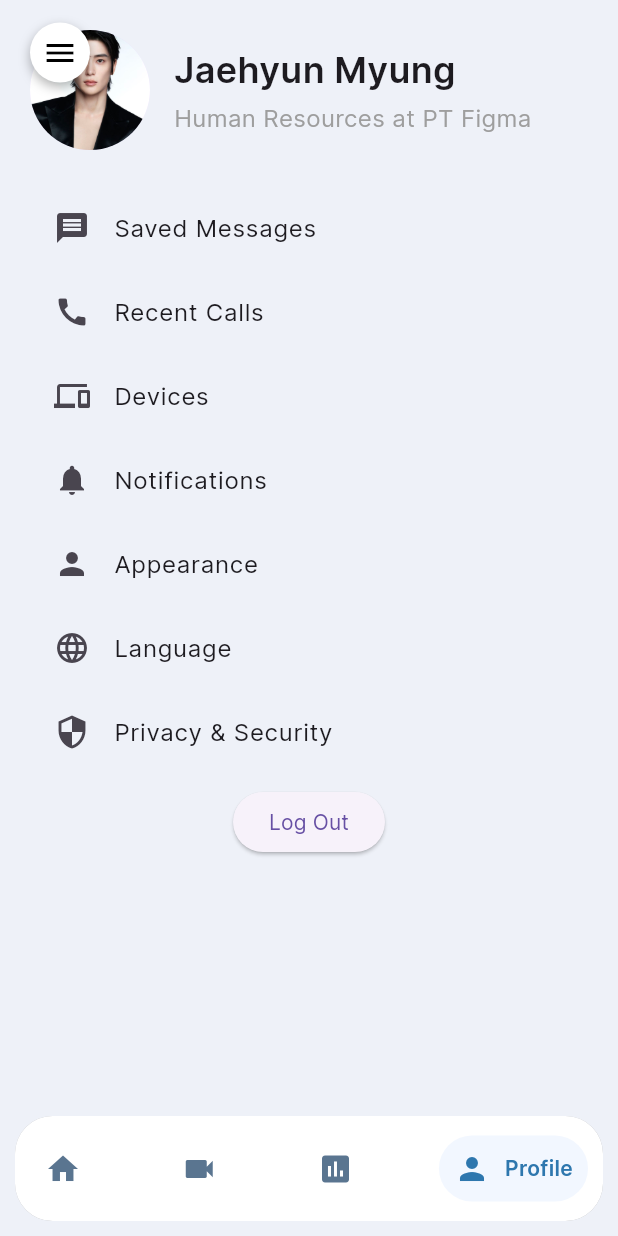
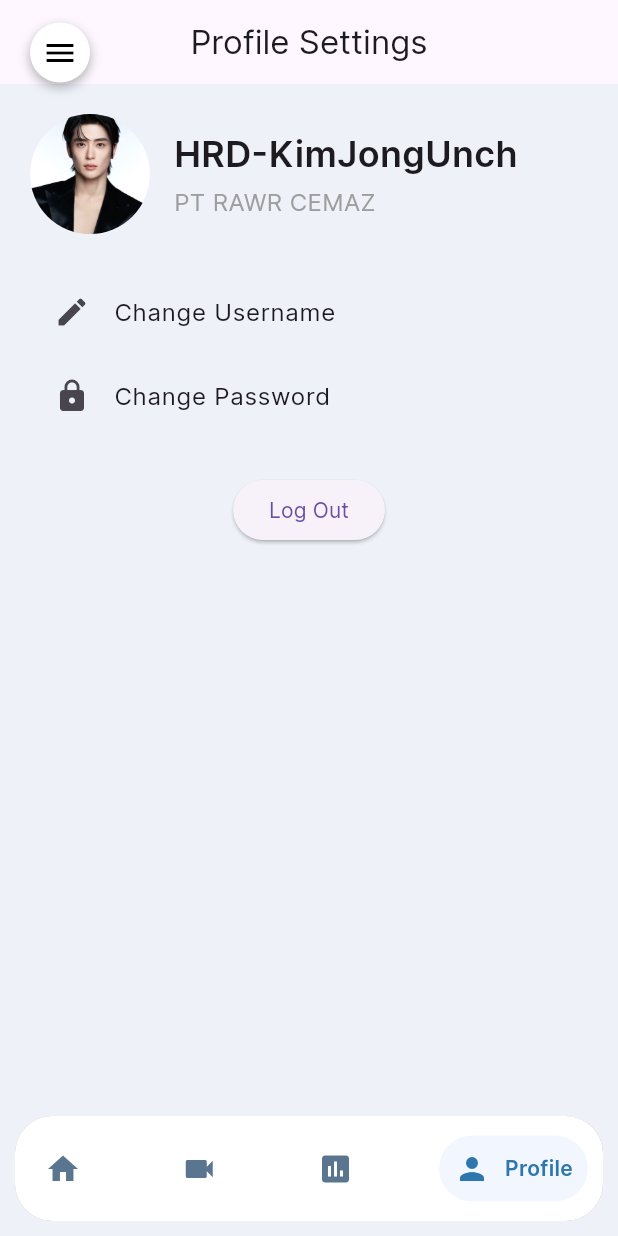
Before and after one commit to integer-class/PegalBasedLearning, a Flutter app: the screen it shows after launch, item 4 of the bottom bar chosen, on a phone screen of 412 x 824 dp. Run offline on Flutter 3.47's test engine with Material 3 defaults, Android fonts, the phone set to English and light mode, and no system bars; drawn by our look-alikes of google_nav_bar; our stand-ins replace camera, flutter_svg, pie_chart, rive; network calls fail.

Commit message:
fix: Profile page

```diff
--- a/expriview/lib/views/profile_page.dart
+++ b/expriview/lib/views/profile_page.dart
@@ -6,6 +6,10 @@ class ProfilePage extends StatelessWidget {
   @override
   Widget build(BuildContext context) {
     return Scaffold(
+      appBar: AppBar(
+        title: const Text('Profile Settings'),
+        centerTitle: true,
+      ),
       body: Padding(
         padding: const EdgeInsets.all(20),
         child: SingleChildScrollView(
@@ -19,12 +23,12 @@ class ProfilePage extends StatelessWidget {
                     radius: 40,
                     backgroundImage: AssetImage('assets/profile_image.jpg'),
                   ),
-                  SizedBox(width: 16.0), // Jarak antara avatar dan teks
+                  SizedBox(width: 16.0),
                   Column(
                     crossAxisAlignment: CrossAxisAlignment.start,
                     children: [
                       Text(
-                        'Jaehyun Myung',
+                        'HRD-KimJongUnch',
                         style: TextStyle(
                           fontSize: 24.0,
                           fontWeight: FontWeight.bold,
@@ -32,7 +36,7 @@ class ProfilePage extends StatelessWidget {
                       ),
                       SizedBox(height: 4.0),
                       Text(
-                        'Human Resources at PT Figma',
+                        'PT RAWR CEMAZ',
                         style: TextStyle(
                           fontSize: 16.0,
                           color: Colors.grey,
@@ -44,55 +48,20 @@ class ProfilePage extends StatelessWidget {
               ),
               const SizedBox(height: 24.0),
               ListTile(
-                leading: const Icon(Icons.message),
-                title: const Text('Saved Messages'),
+                leading: const Icon(Icons.edit),
+                title: const Text('Change Username'),
                 onTap: () {
-                  // Handle saved messages
+                  // Navigate to username change screen or handle username change
                 },
               ),
               ListTile(
-                leading: const Icon(Icons.call),
-                title: const Text('Recent Calls'),
+                leading: const Icon(Icons.lock),
+                title: const Text('Change Password'),
                 onTap: () {
-                  // Handle recent calls
+                  // Navigate to password change screen or handle password change
                 },
               ),
-              ListTile(
-                leading: const Icon(Icons.devices),
-                title: const Text('Devices'),
-                onTap: () {
-                  // Handle devices
-                },
-              ),
-              ListTile(
-                leading: const Icon(Icons.notifications),
-                title: const Text('Notifications'),
-                onTap: () {
-                  // Handle notifications
-                },
-              ),
-              ListTile(
-                leading: const Icon(Icons.person),
-                title: const Text('Appearance'),
-                onTap: () {
-                  // Handle appearance
-                },
-              ),
-              ListTile(
-                leading: const Icon(Icons.language),
-                title: const Text('Language'),
-                onTap: () {
-                  // Handle language
-                },
-              ),
-              ListTile(
-                leading: const Icon(Icons.security),
-                title: const Text('Privacy & Security'),
-                onTap: () {
-                  // Handle privacy and security
-                },
-              ),
-              const SizedBox(height: 8),
+              const SizedBox(height: 24.0),
               Center(
                 child: ElevatedButton(
                   onPressed: () {
```
Also changed, not shown: expriview/lib/views/login_page.dart (added, +86 -0 lines), expriview/pubspec.lock.
